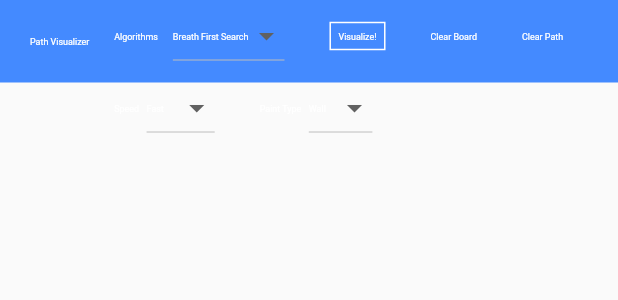
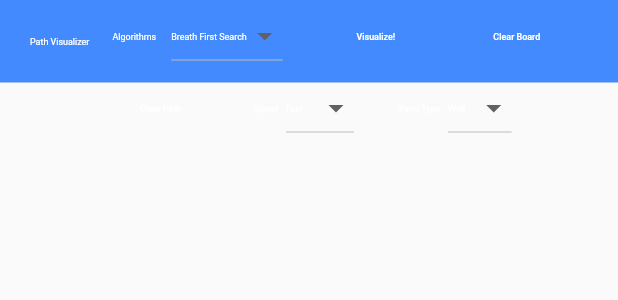
Before and after one commit to gangzhaorige/flutter_path_visualizer, a Flutter app: the CustomAppBar widget shown alone on an empty page, opened directly, after a tap on "Visualize!", on a phone screen of 412 x 824 dp. Shown: the top 300 px of the screen. Run offline on Flutter 3.47's test engine with Material 2 defaults, Android fonts, the phone set to English and light mode, and no system bars; our stand-ins replace flip_card, flutter_icons, responsive_sizer, sizer, tuple; missing offline and left inert: statsfl.

Commit message:
refactor: switched isVisualizing state to provider

```diff
--- a/lib/components/appbar/appbar.dart
+++ b/lib/components/appbar/appbar.dart
@@ -15,7 +15,6 @@ class CustomAppBar extends StatelessWidget {
   final Function executeAlgorithm;
   final Function resetGrid;
   final Function resetAll;
-
 
   @override
   Widget build(BuildContext context) {
@@ -80,58 +79,60 @@ class CustomAppBar extends StatelessWidget {
                       ),
                     ],
                   ),
-                  GestureDetector(
-                    child: Container(
-                      padding: const EdgeInsets.all(5),
-                      decoration: BoxDecoration(
-                        border: Border.all(
-                          width: 1,
-                          color: Colors.white,
-                        ),
-                        color: Colors.blueAccent
-                        // color: viewModel.isUpdating ? Colors.redAccent : null,
-                      ),
+                  Selector<PathNotifier, bool>(
+                    selector: (_, state) => state.isVisualizing,
+                    builder: (_, isVisualizing, __) {
+                      return TextButton(
                         child: Text(
                           'Visualize!',
                           style: TextStyle(
-                          color: Colors.white,
+                            color: isVisualizing ? Colors.redAccent : Colors.white,
                             fontSize: 10.sp,
                           ),
                         ),
+                        onPressed: isVisualizing ? null : () async {
+                          executeAlgorithm(
+                            Provider.of<PathNotifier>(context, listen: false).curAlgorithm,
+                            Provider.of<PathNotifier>(context, listen: false).curSpeed,
+                            Provider.of<PathNotifier>(context, listen: false).setVisualizing,
+                          );
+                        },
+                      );
+                    }
                   ),
-                    onTap: () {
-                      executeAlgorithm(Provider.of<PathNotifier>(context, listen: false).curAlgorithm, Provider.of<PathNotifier>(context, listen: false).curSpeed);
-                    },
-                  ),
-                  GestureDetector(
-                    child: Container(
-                      padding: const EdgeInsets.symmetric(vertical: 8.0),
+                  Selector<PathNotifier, bool>(
+                    selector: (_, state) => state.isVisualizing,
+                    builder: (_, isVisualizing, __) {
+                      return TextButton(
                         child: Text(
                           'Clear Board',
                           style: TextStyle(
-                          color: Colors.white,
+                            color: isVisualizing ? Colors.redAccent : Colors.white,
                             fontSize: 10.sp,
                           ),
                         ),
-                    ),
-                    onTap: () {
+                        onPressed: isVisualizing ? null : () {
                           resetAll();
                         },
+                      );
+                    }
                   ),
-                  GestureDetector(
-                    child: Container(
-                      padding: const EdgeInsets.symmetric(vertical: 8.0),
+                  Selector<PathNotifier, bool>(
+                    selector: (_, state) => state.isVisualizing,
+                    builder: (_, isVisualizing, __) {
+                      return TextButton(
                         child: Text(
                           'Clear Path',
                           style: TextStyle(
-                          color: Colors.white,
+                            color: isVisualizing ? Colors.redAccent : Colors.white,
                             fontSize: 10.sp,
                           ),
                         ),
-                    ),
-                    onTap: () {
+                        onPressed: isVisualizing ? null : () {
                           resetGrid();
                         },
+                      );
+                    }
                   ),
                   Wrap(
                     spacing: 5,
--- a/lib/components/node/node.dart
+++ b/lib/components/node/node.dart
@@ -23,7 +23,7 @@ class Node extends StatelessWidget {
             ),
           ),
           child: data.item2 != 0 ? Icon(
-            FontAwesome5Solid.weight_hanging,
+            Ionicons.md_lock,
             size: 1.5.h,
           ) : null,
         );
--- a/lib/main.dart
+++ b/lib/main.dart
@@ -38,10 +38,12 @@ class PathNotifier extends ChangeNotifier {
   Brush _curBrush = Brush.wall;
   Algorithm _curAlgorithm = Algorithm.bfs;
   Speed _curSpeed = Speed.fast;
+  bool _isVisualizing = false;
 
   Brush get curBrush => _curBrush;
   Algorithm get curAlgorithm => _curAlgorithm;
   Speed get curSpeed => _curSpeed;
+  bool get isVisualizing => _isVisualizing;
 
   void changeBrush(Brush type){
     _curBrush = type;
@@ -55,4 +57,8 @@ class PathNotifier extends ChangeNotifier {
     _curSpeed = type;
     notifyListeners();
   }
+  void setVisualizing(bool type){
+    _isVisualizing = type;
+    notifyListeners();
+  }
 }
```
Also changed, not shown: lib/path_visualizer.dart (+11 -13 lines). Lines whose indentation alone changed are shown as unchanged.
